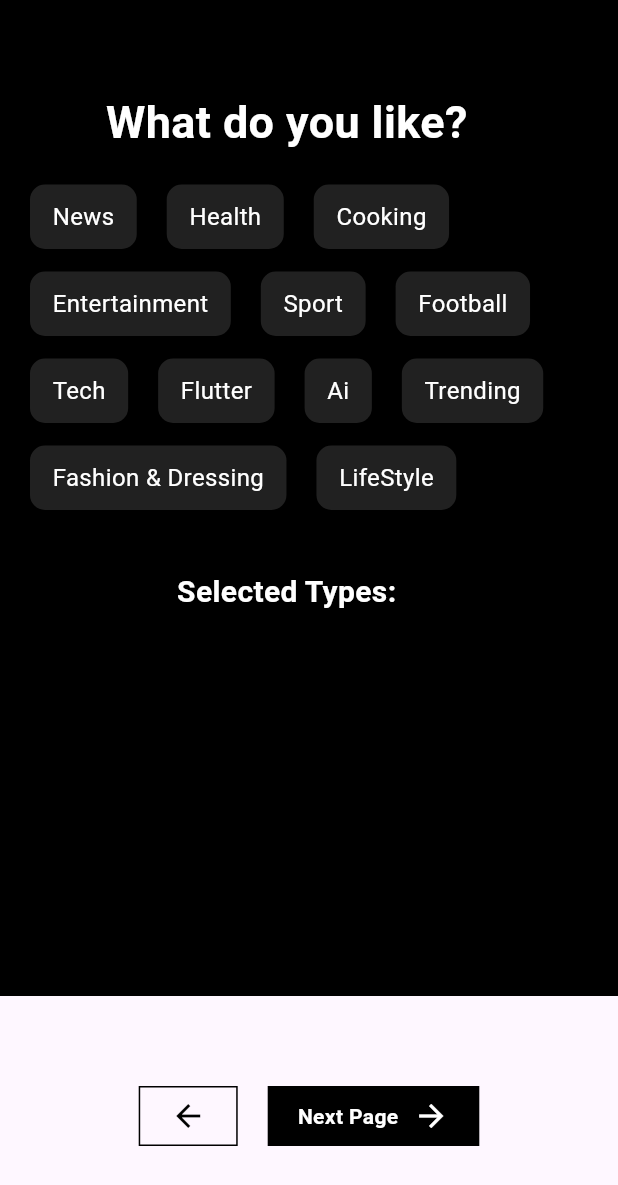
After one commit to Sarahelkholy/flutter_logic, a Flutter app: the screen it shows after launch, swiped to page 4, on a phone screen of 412 x 824 dp. The commit adds this screen. Shown: the top 1185 px of the screen. Run offline on Flutter 3.47's test engine with Material 3 defaults, Android fonts, the light colour scheme and no system bars.

Commit message:
- created multi selection

```diff
--- a/lib/root.dart
+++ b/lib/root.dart
@@ -1,5 +1,6 @@
 import 'package:flutter/material.dart';
 import 'package:flutter_logic/screens/image_selection.dart';
+import 'package:flutter_logic/screens/multi_selection.dart';
 import 'package:flutter_logic/screens/single_selection.dart';
 import 'package:flutter_logic/screens/toggle_selection.dart';
 
@@ -12,7 +13,12 @@
 
 class _RootState extends State<Root> {
   final PageController controller = PageController();
-  List<Widget> pages = [SingleSelection(), ImageSelection(), ToggleSelection()];
+  List<Widget> pages = [
+    SingleSelection(),
+    ImageSelection(),
+    ToggleSelection(),
+    MultiSelection(),
+  ];
   int selectedIndex = 0;
 
   @override
--- /dev/null
+++ b/lib/screens/multi_selection.dart
@@ -0,0 +1,103 @@
+import 'package:flutter/material.dart';
+
+class MultiSelection extends StatefulWidget {
+  const MultiSelection({super.key});
+
+  @override
+  State<MultiSelection> createState() => _MultiSelectionState();
+}
+
+List<String> types = [
+  "News",
+  "Health",
+  "Cooking",
+  "Entertainment",
+  "Sport",
+  "Football",
+  "Tech",
+  "Flutter",
+  "Ai",
+  "Trending",
+  "Fashion & Dressing",
+  "LifeStyle",
+];
+
+Set<String> selectedTypes = {};
+
+class _MultiSelectionState extends State<MultiSelection> {
+  @override
+  Widget build(BuildContext context) {
+    return Scaffold(
+      backgroundColor: Colors.black,
+      body: Padding(
+        padding: const EdgeInsets.symmetric(horizontal: 20.0, vertical: 60),
+        child: Column(
+          children: [
+            Text(
+              'What do you like?',
+              style: TextStyle(
+                color: Colors.white,
+                fontSize: 30,
+                fontWeight: FontWeight.bold,
+              ),
+            ),
+            SizedBox(height: 20),
+            Wrap(
+              spacing: 20,
+              runSpacing: 15,
+              children: List.generate(types.length, (index) {
+                final type = types[index];
+                final isSelected = selectedTypes.contains(
+                  type,
+                ); // You can manage selection state as needed
+                return GestureDetector(
+                  onTap: () {
+                    setState(() {
+                      if (isSelected) {
+                        selectedTypes.remove(type);
+                      } else {
+                        selectedTypes.add(type);
+                      }
+                    });
+                  },
+                  child: AnimatedContainer(
+                    duration: Duration(milliseconds: 250),
+                    curve: Curves.easeInOut,
+                    padding: EdgeInsets.symmetric(horizontal: 15, vertical: 10),
+                    decoration: BoxDecoration(
+                      color: isSelected ? Colors.blue : Colors.grey.shade900,
+                      borderRadius: BorderRadius.circular(10),
+                    ),
+                    child: Text(
+                      type,
+                      style: TextStyle(color: Colors.white, fontSize: 16),
+                    ),
+                  ),
+                );
+              }),
+            ),
+
+            Column(
+              children: [
+                SizedBox(height: 40),
+                Text(
+                  'Selected Types:',
+                  style: TextStyle(
+                    color: Colors.white,
+                    fontSize: 20,
+                    fontWeight: FontWeight.bold,
+                  ),
+                ),
+                SizedBox(height: 10),
+                Text(
+                  selectedTypes.join(', '),
+                  style: TextStyle(color: Colors.white, fontSize: 16),
+                ),
+              ],
+            ),
+          ],
+        ),
+      ),
+    );
+  }
+}
```
